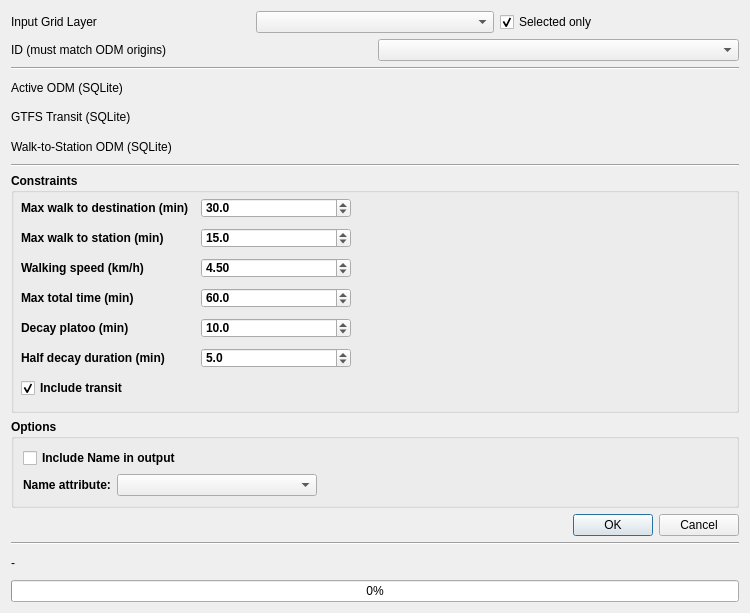
Before: the Qt Designer form poi_combined_reach_dialog_base.ui in inphysica/DiscreteProximityFramework, drawn with Qt 5.
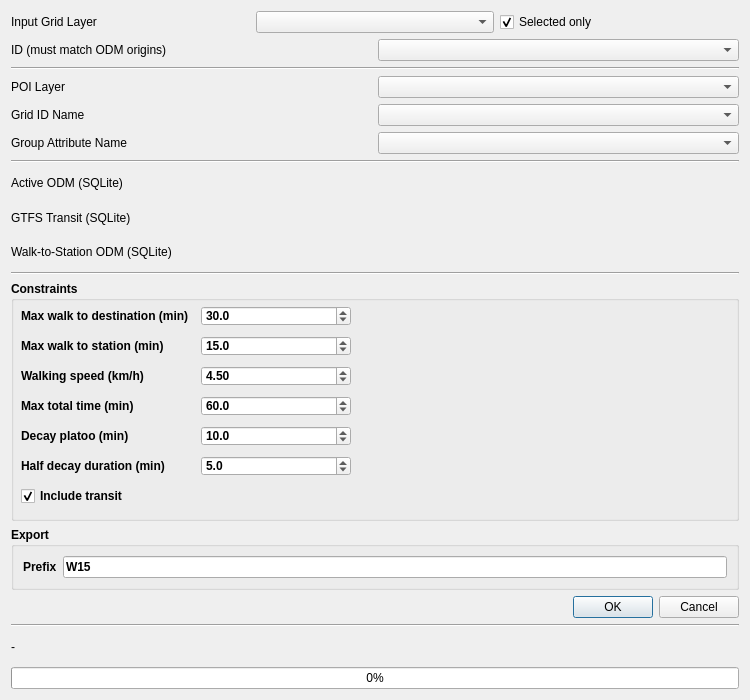
After: the same form once the commit is applied. Custom widgets are drawn as their Qt base class.

Commit message: update POI reach UI

Patch:
```diff
--- a/poi_combined_reach_dialog_base.ui
+++ b/poi_combined_reach_dialog_base.ui
@@ -7,7 +7,7 @@
     <x>0</x>
     <y>0</y>
     <width>750</width>
-    <height>613</height>
+    <height>700</height>
    </rect>
   </property>
   <property name="windowTitle">
@@ -64,6 +64,73 @@
      </item>
     </layout>
    </item>
+   <item>
+    <widget class="Line" name="line_id_separator">
+     <property name="orientation">
+      <enum>Qt::Horizontal</enum>
+     </property>
+    </widget>
+   </item>
+   <item>
+    <layout class="QHBoxLayout" name="horizontalLayout_POILayer">
+     <item>
+      <widget class="QLabel" name="label_poi_layer">
+       <property name="minimumWidth">
+        <number>190</number>
+       </property>
+       <property name="maximumWidth">
+        <number>190</number>
+       </property>
+       <property name="text">
+        <string>POI Layer</string>
+       </property>
+      </widget>
+     </item>
+     <item>
+      <widget class="QgsMapLayerComboBox" name="poiLayer"/>
+     </item>
+    </layout>
+   </item>
+   <item>
+    <layout class="QHBoxLayout" name="horizontalLayout_GridIdName">
+     <item>
+      <widget class="QLabel" name="label_grid_id_name">
+       <property name="minimumWidth">
+        <number>190</number>
+       </property>
+       <property name="maximumWidth">
+        <number>190</number>
+       </property>
+       <property name="text">
+        <string>Grid ID Name</string>
+       </property>
+      </widget>
+     </item>
+     <item>
+      <widget class="QgsFieldComboBox" name="poiGridIdNameSelector"/>
+     </item>
+    </layout>
+   </item>
+   <item>
+    <layout class="QHBoxLayout" name="horizontalLayout_GroupAttr">
+     <item>
+      <widget class="QLabel" name="label_group_attr">
+       <property name="minimumWidth">
+        <number>190</number>
+       </property>
+       <property name="maximumWidth">
+        <number>190</number>
+       </property>
+       <property name="text">
+        <string>Group Attribute Name</string>
+       </property>
+      </widget>
+     </item>
+     <item>
+      <widget class="QgsFieldComboBox" name="poiGroupAttrSelector"/>
+     </item>
+    </layout>
+   </item>
    <item>
     <widget class="Line" name="line_2">
      <property name="orientation">
@@ -382,7 +449,7 @@
      <property name="minimumSize">
       <size>
        <width>0</width>
-       <height>80</height>
+       <height>50</height>
       </size>
      </property>
      <property name="font">
@@ -392,23 +459,13 @@
       </font>
      </property>
      <property name="title">
-      <string>Options</string>
+      <string>Export</string>
      </property>
      <layout class="QVBoxLayout" name="verticalLayout_Options">
       <item>
-       <widget class="QCheckBox" name="checkBox_IncludeName">
-        <property name="text">
-         <string>Include Name in output</string>
-        </property>
-        <property name="checked">
-         <bool>false</bool>
-        </property>
-       </widget>
-      </item>
-      <item>
-       <layout class="QHBoxLayout" name="horizontalLayout_name">
+       <layout class="QHBoxLayout" name="horizontalLayout_prefix">
         <item>
-         <widget class="QLabel" name="label_name">
+         <widget class="QLabel" name="label_prefix">
           <property name="minimumWidth">
            <number>190</number>
           </property>
@@ -416,33 +473,17 @@
            <number>190</number>
           </property>
           <property name="text">
-           <string>Name attribute:</string>
+           <string>Prefix</string>
           </property>
          </widget>
         </item>
         <item>
-         <widget class="QgsFieldComboBox" name="nameSelector">
-          <property name="minimumSize">
-           <size>
-            <width>200</width>
-            <height>0</height>
-           </size>
+         <widget class="QLineEdit" name="exportPrefixInput">
+          <property name="text">
+           <string>W15</string>
           </property>
          </widget>
         </item>
-        <item>
-         <spacer name="horizontalSpacer_name">
-          <property name="orientation">
-           <enum>Qt::Horizontal</enum>
-          </property>
-          <property name="sizeHint" stdset="0">
-           <size>
-            <width>20</width>
-            <height>20</height>
-           </size>
-          </property>
-         </spacer>
-        </item>
        </layout>
       </item>
      </layout>
```
The commit also changes 1 other file.
